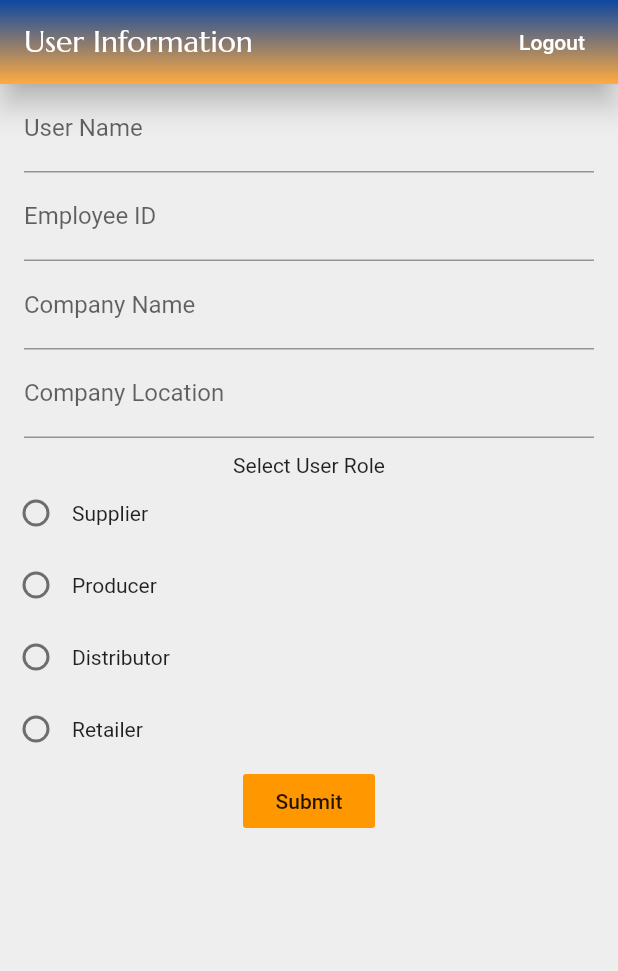
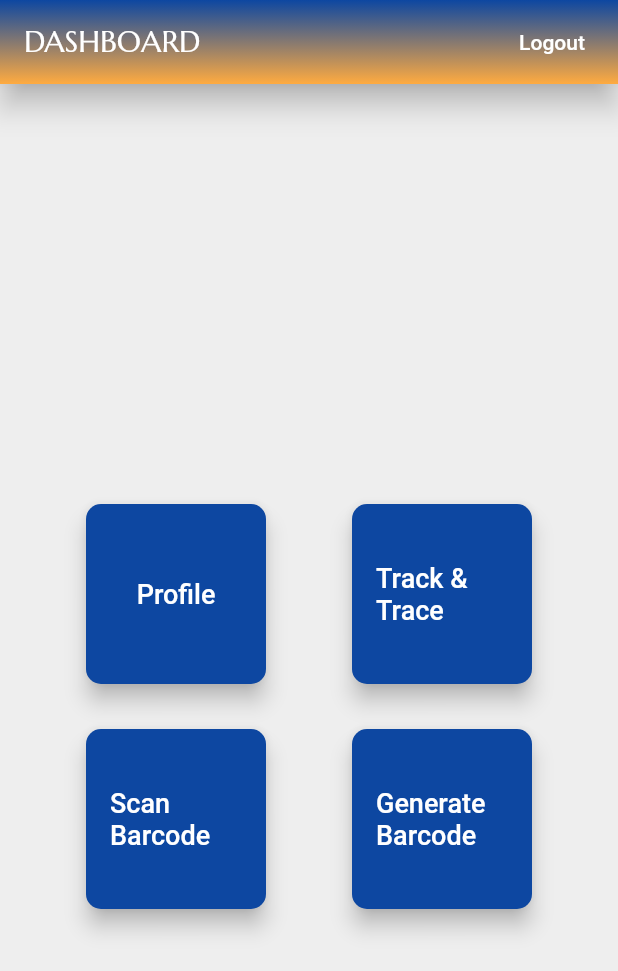
Before and after one commit to fazan-r/fungsi_scan_searching_firestore, a Flutter app: the screen it shows once a user with an empty profile is signed in, on a phone screen of 412 x 824 dp. Shown: the top 971 px of the screen. Run offline on Flutter 3.47's test engine with Material 2 defaults, Android fonts, the phone set to English and light mode, and no system bars; our stand-ins replace cloud_firestore, firebase_auth, firebase_core, google_sign_in, qr_flutter; missing offline and left inert: barcode_scan, flutter_login_facebook; accounts and stored records are empty.

Commit message:
fifth commit qr code

```diff
--- a/lib/home/dashboard.dart
+++ b/lib/home/dashboard.dart
@@ -0,0 +1,162 @@
+
+
+import 'package:aqs_final_project/home/personal_information.dart';
+import 'package:aqs_final_project/qr_code/qr_homepage.dart';
+import 'package:aqs_final_project/reusable_widget/alert.dart';
+import 'package:aqs_final_project/services/auth.dart';
+import 'package:flutter/material.dart';
+import 'package:provider/provider.dart';
+
+class Dashboard extends StatefulWidget {
+  @override
+  _DashboardState createState() => _DashboardState();
+}
+
+class _DashboardState extends State<Dashboard> {
+
+  Future<void> _signOut(BuildContext context) async {
+    try {
+      final auth = Provider.of<AuthBase>(context, listen: false);
+      await auth.signOut();
+    } catch (e) {
+      print(e.toString());
+    }
+  }
+  Future<void> _confirmSignOut(BuildContext context) async {
+    final didRequestSignOut = await showingAlertDialog(
+      context,
+      title: 'Logout',
+      content: 'Are you sure want to log out?',
+      cancelActiontext: 'Cancel',
+      defaultActionText: 'Logout',
+    );
+
+    if (didRequestSignOut == true) {
+      _signOut(context);
+    }
+  }
+
+  @override
+  Widget build(BuildContext context) {
+    return Scaffold(
+      appBar: AppBar(
+          elevation: 8,
+          backgroundColor: Colors.amber,
+          flexibleSpace: Container(
+            decoration: BoxDecoration(
+                gradient: LinearGradient(
+                  colors: [Colors.blue[900], Colors.orangeAccent],
+                  begin: FractionalOffset.topCenter,
+                  end: FractionalOffset.bottomCenter,
+                )
+            ),
+          ),
+          title: Text('DASHBOARD'),
+          actions: <Widget>[
+            FlatButton(
+              onPressed: () => _confirmSignOut(context),
+              child: Text(
+                'Logout',
+                style: TextStyle(color: Colors.white),
+              ),
+            ),
+          ]
+      ),
+      body: Column(
+        children: <Widget>[
+          Container(
+            width: MediaQuery.of(context).size.width,
+            height: 560,
+            child: ListView(
+              children: <Widget>[
+                Container(
+                  height: 280,
+                ),
+                Row(
+                  mainAxisAlignment: MainAxisAlignment.spaceEvenly,
+                  children: <Widget>[
+                    Container(
+                      height: 120,
+                      width: 120,
+                      child: RaisedButton(
+                        shape: RoundedRectangleBorder(
+                            borderRadius: BorderRadius.circular(10)),
+                        elevation: 6,
+                        onPressed: (){
+                          Navigator.push(context, MaterialPageRoute(builder: (context) => PersonalInformation()),
+                          );
+                        },
+                        color: Colors.blue[900],
+                        child: Text(
+                          'Profile',
+                          style: TextStyle(color: Colors.white, fontSize: 18),
+                        ),
+                      ),
+                    ), //profile
+                    Container(
+                      height: 120,
+                      width: 120,
+                      child: RaisedButton(
+                        shape: RoundedRectangleBorder(
+                            borderRadius: BorderRadius.circular(10)),
+                        elevation: 6,
+                        onPressed: (){},
+                        color: Colors.blue[900],
+                        child: Text(
+                          'Track & Trace',
+                          style: TextStyle(color: Colors.white, fontSize: 18),
+                        ),
+                      ),
+                    ) //track_&_trace
+                  ],
+                ),
+                Container(
+                  height: 30,
+                ),
+                Row(
+                  mainAxisAlignment: MainAxisAlignment.spaceEvenly,
+                  children: <Widget>[
+                    Container(
+                      height: 120,
+                      width: 120,
+                      child: RaisedButton(
+                        shape: RoundedRectangleBorder(
+                            borderRadius: BorderRadius.circular(10)),
+                        elevation: 6,
+                        onPressed: (){},
+                        color: Colors.blue[900],
+                        child: Text(
+                          'Scan Barcode',
+                          style: TextStyle(color: Colors.white, fontSize: 18),
+                        ),
+                      ),
+                    ),
+                    Container(
+                      height: 120,
+                      width: 120,
+                      child: RaisedButton(
+                        shape: RoundedRectangleBorder(
+                            borderRadius: BorderRadius.circular(10)),
+                        elevation: 6,
+                        onPressed: (){
+                          Navigator.push(context, MaterialPageRoute(builder: (context) => QrcodeHomePage()),
+                          );
+                        },
+                        color: Colors.blue[900],
+                        child: Text(
+                          'Generate Barcode',
+                          style: TextStyle(color: Colors.white, fontSize: 18),
+                        ),
+                      ),
+                    )
+                  ],
+                ),
+              ],
+            ),
+          ),
+        ],
+      ),
+      backgroundColor: Colors.grey[200],
+    );
+  }
+}
--- a/lib/page_landing.dart
+++ b/lib/page_landing.dart
@@ -1,4 +1,5 @@
 
+import 'package:aqs_final_project/home/dashboard.dart';
 import 'package:aqs_final_project/home/jobs/page_jobs.dart';
 import 'package:aqs_final_project/home/personal_information.dart';
 import 'package:aqs_final_project/page_register.dart';
@@ -22,7 +23,7 @@ class LandingPage extends StatelessWidget {
             }
             return Provider<Database>(
               create: (_) => FirestoreDatabase(uid: user.uid),
-              child: PersonalInformation(),);
+              child: Dashboard(),);
           }
           return Scaffold(
             body: Center(
--- a/pubspec.yaml
+++ b/pubspec.yaml
@@ -30,6 +30,8 @@ dependencies:
   flutter_login_facebook: 0.4.0+1
   provider: 4.3.2+2
   cloud_firestore: 0.14.3
+  barcode_scan: ^2.0.1
+  qr_flutter: ^3.2.0
 
 
   # The following adds the Cupertino Icons font to your application.
```
Also changed, not shown: lib/home/models/mainPersonalInfo.dart (added, +107 -0 lines), lib/home/personal_information.dart (+23 -3 lines), lib/qr_code/qr_generator.dart (added, +63 -0 lines), lib/qr_code/qr_homepage.dart (added, +50 -0 lines), lib/qr_code/qr_scanner_cam.dart (added, +52 -0 lines), pubspec.lock, 1 other file.
